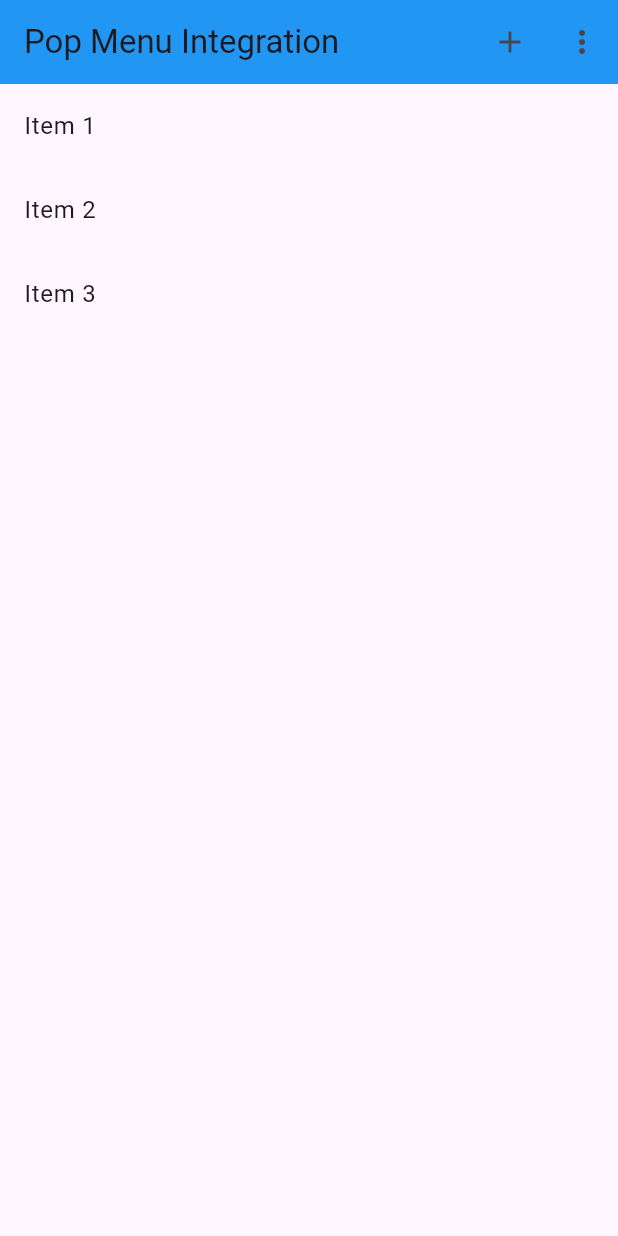
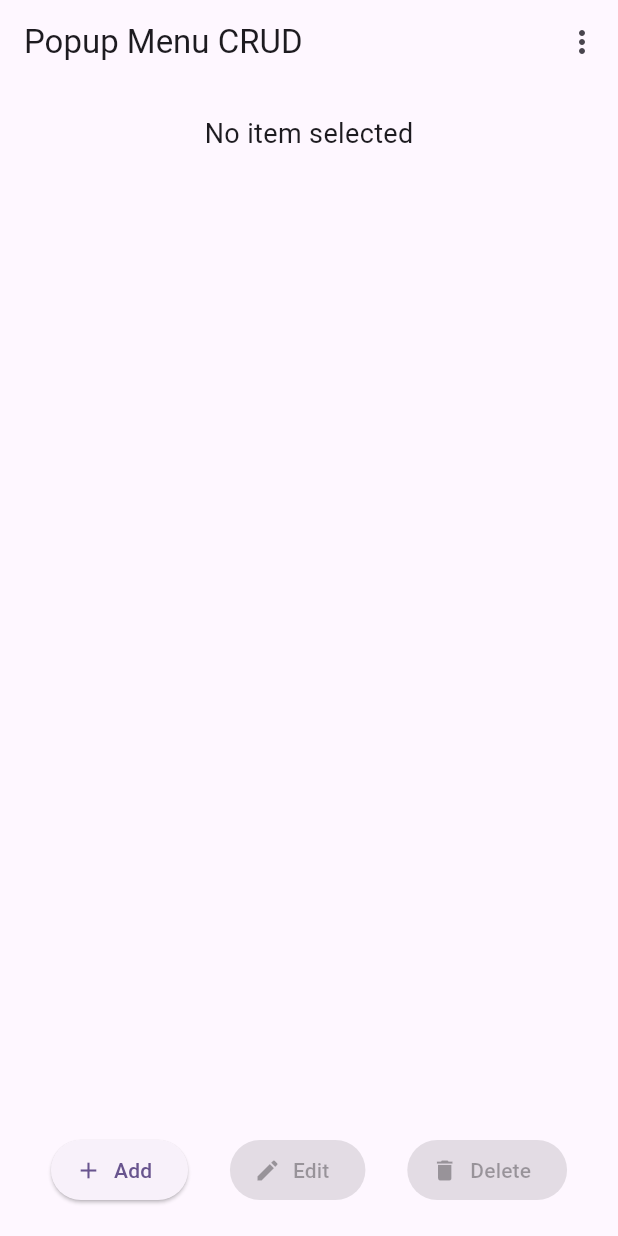
Before and after one commit to KanwaldeepSingh115/O7_Tasks, a Flutter app: the screen it shows after launch, on a phone screen of 412 x 824 dp. Run offline on Flutter 3.47's test engine with Material 3 defaults, Android fonts, the light colour scheme and no system bars; our stand-ins replace fluttertoast.

Commit message:
PopupMenu Crud

```diff
--- a/lib/assignment_23june.dart
+++ b/lib/assignment_23june.dart
@@ -1,60 +1,132 @@
 import 'package:flutter/material.dart';
 
-class Popup extends StatefulWidget {
-  const Popup({super.key});
+class PopupCrud extends StatefulWidget {
+  const PopupCrud({super.key});
 
   @override
-  State<Popup> createState() => _PopupState();
+  State<PopupCrud> createState() => _PopupCrudState();
 }
 
-class _PopupState extends State<Popup> {
-  List<String> items = ['Item 1', 'Item 2', 'Item 3'];
-  int? selectedIndex;
+class _PopupCrudState extends State<PopupCrud> {
+  List<String> menuItems = ['Item 1', 'Item 2', 'Item 3'];
+  int? selectedItemIndex;
 
-  void addItem() {
+  void _addItem() {
     setState(() {
-      items.add('Item ${items.length + 1}');
+      menuItems.add('Item ${menuItems.length + 1}');
     });
   }
 
-  void removeItem() {}
-  void updateItem() {}
+  void _editItem() {
+    if (selectedItemIndex != null) {
+      TextEditingController controller = TextEditingController(
+        text: menuItems[selectedItemIndex!],
+      );
+      showDialog(
+        context: context,
+        builder:
+            (_) => AlertDialog(
+              title: const Text('Edit Item'),
+              content: TextField(controller: controller),
+              actions: [
+                TextButton(
+                  onPressed: () {
+                    setState(() {
+                      menuItems[selectedItemIndex!] = controller.text;
+                    });
+                    Navigator.pop(context);
+                  },
+                  child: const Text('Save'),
+                ),
+              ],
+            ),
+      );
+    }
+  }
+
+  void _deleteItem() {
+    if (selectedItemIndex != null) {
+      setState(() {
+        menuItems.removeAt(selectedItemIndex!);
+        selectedItemIndex = null;
+      });
+    }
+  }
+
+  void _onSelectItem(int index) {
+    setState(() {
+      selectedItemIndex = index;
+    });
+  }
 
   @override
   Widget build(BuildContext context) {
     return Scaffold(
       appBar: AppBar(
-        title: Text('Pop Menu Integration'),
-        backgroundColor: Colors.blue,
+        title: const Text("Popup Menu CRUD"),
         actions: [
-          IconButton(
-            onPressed: addItem,
-            icon: Icon(Icons.add),
-            tooltip: 'Add Item',
-          ),
-          PopupMenuButton(
-            icon: Icon(Icons.more_vert),
-
-            itemBuilder:
-                (context) => [
-                  PopupMenuItem(value: 'edit', child: Text('Edit Item')),
-                  PopupMenuItem(value: 'remove', child: Text('Remove Item')),
-                ],
+          PopupMenuButton<int>(
+            onSelected: _onSelectItem,
+            itemBuilder: (context) {
+              return List.generate(
+                menuItems.length,
+                (index) => PopupMenuItem(
+                  value: index,
+                  child: Row(
+                    children: [
+                      Icon(
+                        selectedItemIndex == index
+                            ? Icons.check_circle
+                            : Icons.circle_outlined,
+                        size: 18,
+                        color:
+                            selectedItemIndex == index
+                                ? Colors.green
+                                : Colors.grey,
+                      ),
+                      const SizedBox(width: 8),
+                      Text(menuItems[index]),
+                    ],
+                  ),
+                ),
+              );
+            },
           ),
         ],
       ),
-      body: ListView.builder(
-        itemCount: items.length,
-        itemBuilder:
-            (context, index) => ListTile(
-              title: Text(items[index]),
-              selected: selectedIndex == index,
-              onTap: () {
-                setState(() {
-                  selectedIndex = index;
-                });
-              },
+      body: Padding(
+        padding: const EdgeInsets.all(20.0),
+        child: Column(
+          children: [
+            Text(
+              selectedItemIndex != null
+                  ? "Selected: ${menuItems[selectedItemIndex!]}"
+                  : "No item selected",
+              style: const TextStyle(fontSize: 18),
             ),
+            const Spacer(),
+            Row(
+              mainAxisAlignment: MainAxisAlignment.spaceAround,
+              children: [
+                ElevatedButton.icon(
+                  onPressed: _addItem,
+                  icon: const Icon(Icons.add),
+                  label: const Text("Add"),
+                ),
+                ElevatedButton.icon(
+                  onPressed: selectedItemIndex != null ? _editItem : null,
+                  icon: const Icon(Icons.edit),
+                  label: const Text("Edit"),
+                ),
+                ElevatedButton.icon(
+                  onPressed: selectedItemIndex != null ? _deleteItem : null,
+                  icon: const Icon(Icons.delete),
+                  label: const Text("Delete"),
+                ),
+              ],
+            ),
+          ],
+        ),
       ),
     );
   }
--- a/lib/main.dart
+++ b/lib/main.dart
@@ -22,7 +22,7 @@ class MyApp extends StatelessWidget {
       //home: const MyHomePage(title: 'Data Pass'),
 
       //home: const MyHomePage(title: 'Flutter Demo Home Page'),
-      home: const Popup(),
+      home: const PopupCrud(),
     );
   }
 }
```
